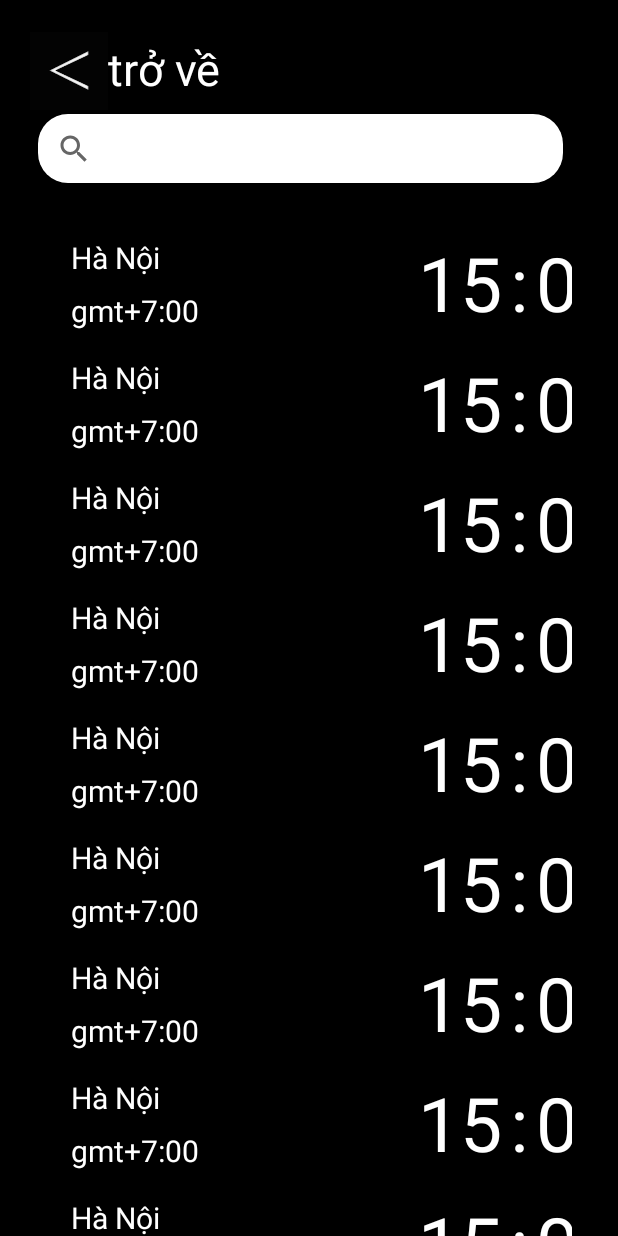
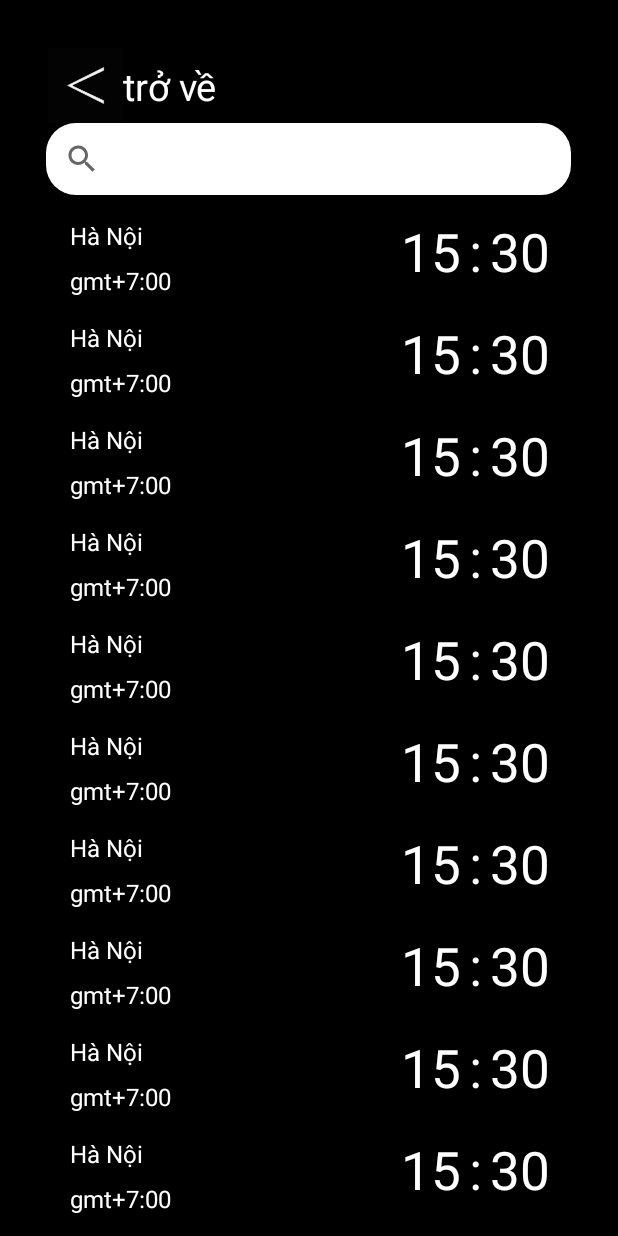
Before and after one commit to CN-LEON-DX/AlarmApp2, an Android app: the SelectClock_Activity screen opened directly, with no data from a screen before it, on a phone screen of 412 x 824 dp. Run offline under Robolectric (Android 15) with nearby library versions, the phone set to English and light mode, and no system bars.

Commit message:
sua vai thu

```diff
--- a/app/src/main/AndroidManifest.xml
+++ b/app/src/main/AndroidManifest.xml
@@ -13,7 +13,7 @@
         android:theme="@style/Theme.AlarmApp"
         tools:targetApi="31">
         <activity
-            android:name=".clock.SelectCountry_Activity"
+            android:name=".clock.SelectClock_Activity"
             android:exported="false" />
         <activity
             android:name=".clock.MainActivity_clock"
--- a/app/src/main/java/com/example/alarmapp/alarm_pack/MainActivity_Alarm_Begin_Activity.java
+++ b/app/src/main/java/com/example/alarmapp/alarm_pack/MainActivity_Alarm_Begin_Activity.java
@@ -11,7 +11,7 @@ import android.widget.TextView;
 
 import com.example.alarmapp.R;
 import com.example.alarmapp.clock.MainActivity_clock;
-import com.example.alarmapp.clock.SelectCountry_Activity;
+import com.example.alarmapp.clock.SelectClock_Activity;
 import com.example.alarmapp.stopwatch.MainActivity_stopwatch;
 
 import java.util.ArrayList;
--- a/app/src/main/java/com/example/alarmapp/clock/MainActivity_clock.java
+++ b/app/src/main/java/com/example/alarmapp/clock/MainActivity_clock.java
@@ -56,7 +56,7 @@ public class MainActivity_clock extends AppCompatActivity {
         addclock.setOnClickListener(new View.OnClickListener() {
             @Override
             public void onClick(View v) {
-                Intent intent=new Intent(MainActivity_clock.this, SelectCountry_Activity.class);
+                Intent intent=new Intent(MainActivity_clock.this, SelectClock_Activity.class);
                 startActivity(intent);
 
             }
--- a/app/src/main/java/com/example/alarmapp/clock/SelectClockAdapterRecycler.java
+++ b/app/src/main/java/com/example/alarmapp/clock/SelectClockAdapterRecycler.java
@@ -45,7 +45,7 @@ public class SelectClockAdapterRecycler extends RecyclerView.Adapter<SelectClock
             super(itemView);
             country=(TextView) itemView.findViewById(R.id.tv_country);
             hour=(TextView)  itemView.findViewById(R.id.tv_itemhour);
-            minute=(TextView) itemView.findViewById(R.id.tv_minute);
+            minute=(TextView) itemView.findViewById(R.id.tv_itemminute);
             gmt=(TextView) itemView.findViewById(R.id.tv_itemgmt);
         }
         public void setData(SelectClock selectClock){
--- a/app/src/main/java/com/example/alarmapp/clock/SelectCountry_Activity.java
+++ b/app/src/main/java/com/example/alarmapp/clock/SelectClock_Activity.java
@@ -1,10 +1,9 @@
 package com.example.alarmapp.clock;
 
-import androidx.appcompat.app.AlertDialog;
 import androidx.appcompat.app.AppCompatActivity;
 import androidx.recyclerview.widget.LinearLayoutManager;
 import androidx.recyclerview.widget.RecyclerView;
-import androidx.appcompat.widget.SearchView;
+
 import android.content.Intent;
 import android.os.Bundle;
 import android.view.View;
@@ -15,19 +14,19 @@ import com.example.alarmapp.R;
 import java.util.ArrayList;
 import java.util.List;
 
-public class SelectCountry_Activity extends AppCompatActivity {
-    private RecyclerView recyclerViewCountry;
+public class SelectClock_Activity extends AppCompatActivity {
+    private RecyclerView recyclerViewclock;
     private List<SelectClock> clockList;
     private SelectClockAdapterRecycler selectClockAdapterRecycler;
     private ImageView back;
     @Override
     protected void onCreate(Bundle savedInstanceState) {
         super.onCreate(savedInstanceState);
-        setContentView(R.layout.activity_select_country);
-        recyclerViewCountry=(RecyclerView) findViewById(R.id.rcv_country);
+        setContentView(R.layout.activity_select_clock);
+        recyclerViewclock=(RecyclerView) findViewById(R.id.rcv_country);
         selectClockAdapterRecycler = new SelectClockAdapterRecycler(creatClockList(),this);
-        recyclerViewCountry.setLayoutManager(new LinearLayoutManager(this,LinearLayoutManager.VERTICAL,false));
-        recyclerViewCountry.setAdapter(selectClockAdapterRecycler);
+        recyclerViewclock.setLayoutManager(new LinearLayoutManager(this,LinearLayoutManager.VERTICAL,false));
+        recyclerViewclock.setAdapter(selectClockAdapterRecycler);
 
     }
     private List<SelectClock> creatClockList(){
@@ -50,7 +49,7 @@ public class SelectCountry_Activity extends AppCompatActivity {
         back.setOnClickListener(new View.OnClickListener() {
             @Override
             public void onClick(View v) {
-                Intent intent = new Intent(SelectCountry_Activity.this, MainActivity_clock.class);
+                Intent intent = new Intent(SelectClock_Activity.this, MainActivity_clock.class);
                 startActivity(intent);
                 finish();
             }
--- /dev/null
+++ b/app/src/main/res/layout/activity_select_clock.xml
@@ -0,0 +1,50 @@
+<?xml version="1.0" encoding="utf-8"?>
+<LinearLayout xmlns:android="http://schemas.android.com/apk/res/android"
+    xmlns:app="http://schemas.android.com/apk/res-auto"
+    xmlns:tools="http://schemas.android.com/tools"
+    android:layout_width="match_parent"
+    android:layout_height="match_parent"
+    android:background="@color/black"
+    android:orientation="vertical"
+    tools:context=".clock.SelectClock_Activity">
+
+    <androidx.constraintlayout.widget.ConstraintLayout
+        android:layout_width="match_parent"
+        android:layout_height="wrap_content">
+
+        <TextView
+            android:id="@+id/textView"
+            android:layout_width="wrap_content"
+            android:layout_height="wrap_content"
+            android:text="trở về"
+            android:textColor="#FFFFFF"
+            android:textSize="25sp"
+            app:layout_constraintBottom_toBottomOf="@+id/imgv_back"
+            app:layout_constraintStart_toEndOf="@+id/imgv_back"
+            app:layout_constraintTop_toTopOf="@+id/imgv_back" />
+
+        <ImageView
+            android:id="@+id/imgv_back"
+            android:layout_width="50dp"
+            android:layout_height="50dp"
+            android:layout_marginStart="32dp"
+            android:layout_marginTop="32dp"
+            app:layout_constraintStart_toStartOf="parent"
+            app:layout_constraintTop_toTopOf="parent"
+            app:srcCompat="@drawable/back" />
+
+    </androidx.constraintlayout.widget.ConstraintLayout>
+
+    <SearchView
+        android:layout_width="350dp"
+        android:layout_height="wrap_content"
+        android:layout_gravity="center_horizontal"
+        android:background="@drawable/rounded_button" />
+
+    <androidx.recyclerview.widget.RecyclerView
+        android:id="@+id/rcv_country"
+        android:layout_width="350dp"
+        android:layout_height="match_parent"
+        android:layout_gravity="center_horizontal" />
+
+</LinearLayout>
--- a/app/src/main/res/layout/activity_select_country.xml
+++ /dev/null
@@ -1,54 +0,0 @@
-<?xml version="1.0" encoding="utf-8"?>
-<androidx.constraintlayout.widget.ConstraintLayout xmlns:android="http://schemas.android.com/apk/res/android"
-    xmlns:app="http://schemas.android.com/apk/res-auto"
-    xmlns:tools="http://schemas.android.com/tools"
-    android:layout_width="match_parent"
-    android:layout_height="match_parent"
-    android:background="@color/black"
-    tools:context=".clock.SelectCountry_Activity">
-
-    <TextView
-        android:id="@+id/tv_back"
-        android:layout_width="wrap_content"
-        android:layout_height="wrap_content"
-        android:text="trở về"
-        android:textColor="#FFFFFF"
-        android:textSize="30sp"
-        app:layout_constraintBottom_toBottomOf="@+id/imgv_back"
-        app:layout_constraintStart_toEndOf="@+id/imgv_back"
-        app:layout_constraintTop_toTopOf="@+id/imgv_back"
-        app:layout_constraintVertical_bias="0.428" />
-
-    <ImageView
-        android:id="@+id/imgv_back"
-        android:layout_width="52dp"
-        android:layout_height="62dp"
-        android:layout_marginStart="20dp"
-        android:layout_marginTop="16dp"
-        app:layout_constraintStart_toStartOf="parent"
-        app:layout_constraintTop_toTopOf="parent"
-        app:srcCompat="@drawable/back" />
-
-    <androidx.appcompat.widget.SearchView
-        android:id="@+id/searchView"
-        android:layout_width="350dp"
-        android:layout_height="46dp"
-        android:layout_marginTop="76dp"
-        android:background="@drawable/rounded_button"
-        app:layout_constraintEnd_toEndOf="parent"
-        app:layout_constraintHorizontal_bias="0.408"
-        app:layout_constraintStart_toStartOf="parent"
-        app:layout_constraintTop_toTopOf="parent" />
-
-    <androidx.recyclerview.widget.RecyclerView
-        android:id="@+id/rcv_country"
-        android:layout_width="350dp"
-        android:layout_height="wrap_content"
-        android:layout_marginStart="20dp"
-        android:layout_marginTop="20dp"
-        android:layout_marginEnd="20dp"
-        app:layout_constraintEnd_toEndOf="parent"
-        app:layout_constraintStart_toStartOf="parent"
-        app:layout_constraintTop_toBottomOf="@+id/searchView" />
-
-</androidx.constraintlayout.widget.ConstraintLayout>
--- a/app/src/main/res/layout/item_clock_select.xml
+++ b/app/src/main/res/layout/item_clock_select.xml
@@ -14,7 +14,7 @@
         android:layout_marginTop="16dp"
         android:text="Hà Nội"
         android:textColor="#FFFFFF"
-        android:textSize="20sp"
+        android:textSize="16sp"
         app:layout_constraintStart_toStartOf="parent"
         app:layout_constraintTop_toTopOf="parent" />
 
@@ -25,7 +25,7 @@
         android:layout_marginStart="172dp"
         android:text="00"
         android:textColor="#FFFFFF"
-        android:textSize="50sp"
+        android:textSize="35sp"
         app:layout_constraintBottom_toBottomOf="@+id/tv_country"
         app:layout_constraintStart_toEndOf="@+id/tv_country"
         app:layout_constraintTop_toTopOf="@+id/tv_country"
@@ -38,7 +38,7 @@
         android:layout_marginTop="8dp"
         android:text="GMT +7:00"
         android:textColor="#FFFFFF"
-        android:textSize="20sp"
+        android:textSize="16sp"
         app:layout_constraintEnd_toEndOf="@+id/tv_country"
         app:layout_constraintHorizontal_bias="0.0"
         app:layout_constraintStart_toStartOf="@+id/tv_country"
@@ -51,11 +51,11 @@
         android:layout_marginStart="5dp"
         android:text=":"
         android:textColor="#FFFFFF"
-        android:textSize="50sp"
-        app:layout_constraintBottom_toBottomOf="parent"
+        android:textSize="35sp"
+        app:layout_constraintBottom_toBottomOf="@+id/tv_itemhour"
         app:layout_constraintStart_toEndOf="@+id/tv_itemhour"
         app:layout_constraintTop_toTopOf="@+id/tv_itemhour"
-        app:layout_constraintVertical_bias="1.0" />
+        app:layout_constraintVertical_bias="0.0" />
 
     <TextView
         android:id="@+id/tv_itemminute"
@@ -64,7 +64,7 @@
         android:layout_marginStart="5dp"
         android:text="00"
         android:textColor="#FFFFFF"
-        android:textSize="50sp"
+        android:textSize="35sp"
         app:layout_constraintBottom_toBottomOf="parent"
         app:layout_constraintStart_toEndOf="@+id/tv_item1"
         app:layout_constraintTop_toTopOf="@+id/tv_item1"
```
